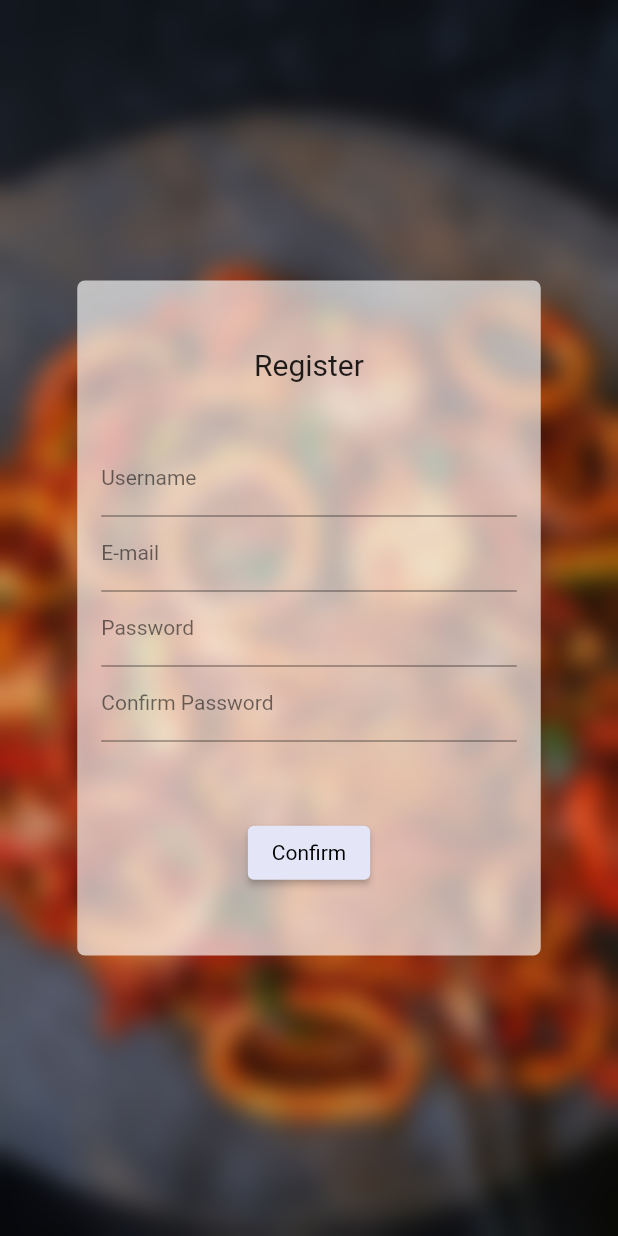
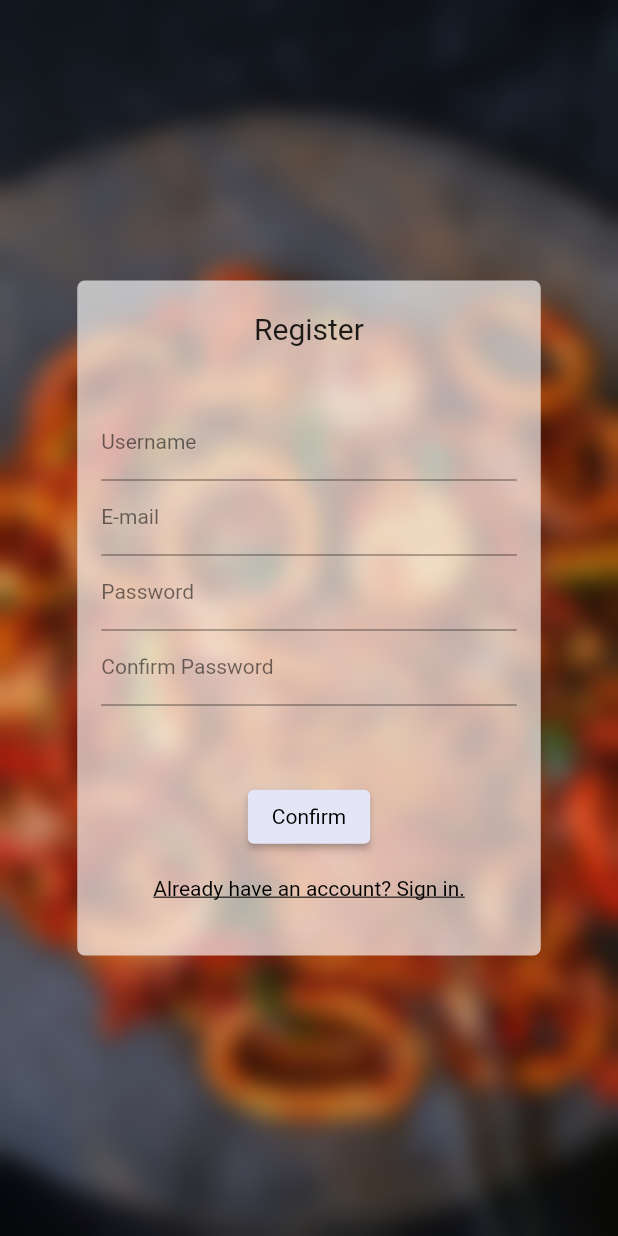
Before and after one commit to imranZMiko/Eten, a Flutter app: the RegisterScreen screen opened by its route, on a phone screen of 412 x 824 dp. Run offline on Flutter 3.47's test engine with Material 2 defaults, Android fonts, the phone set to English and light mode, and no system bars.

Commit message:
Enabled favorite logged out screen and register and log in buttons

```diff
--- a/lib/main.dart
+++ b/lib/main.dart
@@ -2,6 +2,7 @@ import 'package:eten/screens/about_screen.dart';
 import 'package:eten/screens/account_screen.dart';
 import 'package:eten/screens/account_settings_screen.dart';
 import 'package:eten/screens/change_password_screen.dart';
+import 'package:eten/screens/favorites_logged_out.dart';
 import 'package:eten/screens/favorites_screen.dart';
 import 'package:eten/screens/homepage_screen.dart';
 import 'package:eten/screens/log_in_screen.dart';
@@ -47,6 +48,7 @@ class MyApp extends StatelessWidget {
         RecipeScreen.routeName: (ctx) => RecipeScreen(),
         RegisterScreen.routeName: (ctx) => RegisterScreen(),
         SearchScreen.routeName: (ctx) => SearchScreen(),
+        FavoritesLoggedOutScreen.routeName: (ctx) => FavoritesLoggedOutScreen(),
       },
     );
   }
--- a/lib/screens/log_in_screen.dart
+++ b/lib/screens/log_in_screen.dart
@@ -16,7 +16,7 @@ class LogInScreen extends StatelessWidget {
           BlurredImage(imageURL: 'Assets/Place4.png'),
           Center(
             child: AuthCard(
-              topText: 'Log In',
+              topText: 'Sign In',
               formTextList: ['Username', 'Password'],
               buttonText: 'Confirm',
               textButtonText: 'Don\'t have an account? Register',
--- a/lib/screens/register_screen.dart
+++ b/lib/screens/register_screen.dart
@@ -24,6 +24,7 @@ class RegisterScreen extends StatelessWidget {
                 'Confirm Password'
               ],
               buttonText: 'Confirm',
+              textButtonText: 'Already have an account? Sign in.',
             ),
           ),
         ],
--- a/lib/widgets/tab_bar.dart
+++ b/lib/widgets/tab_bar.dart
@@ -1,4 +1,5 @@
 import 'package:eten/screens/account_screen.dart';
+import 'package:eten/screens/favorites_logged_out.dart';
 import 'package:eten/screens/favorites_screen.dart';
 import 'package:eten/screens/homepage_screen.dart';
 import 'package:eten/screens/search_screen.dart';
@@ -16,7 +17,7 @@ class _TabsScreenState extends State<TabsScreen> {
   final List<Widget> _pages = [
     HomePageScreen(),
     SearchScreen(),
-    FavoritesScreen(),
+    FavoritesLoggedOutScreen(),
     AccountScreen(),
   ];
   int _selectedPageIndex = 0;
```
Also changed, not shown: lib/screens/favorites_logged_out.dart (+10 -2 lines).
